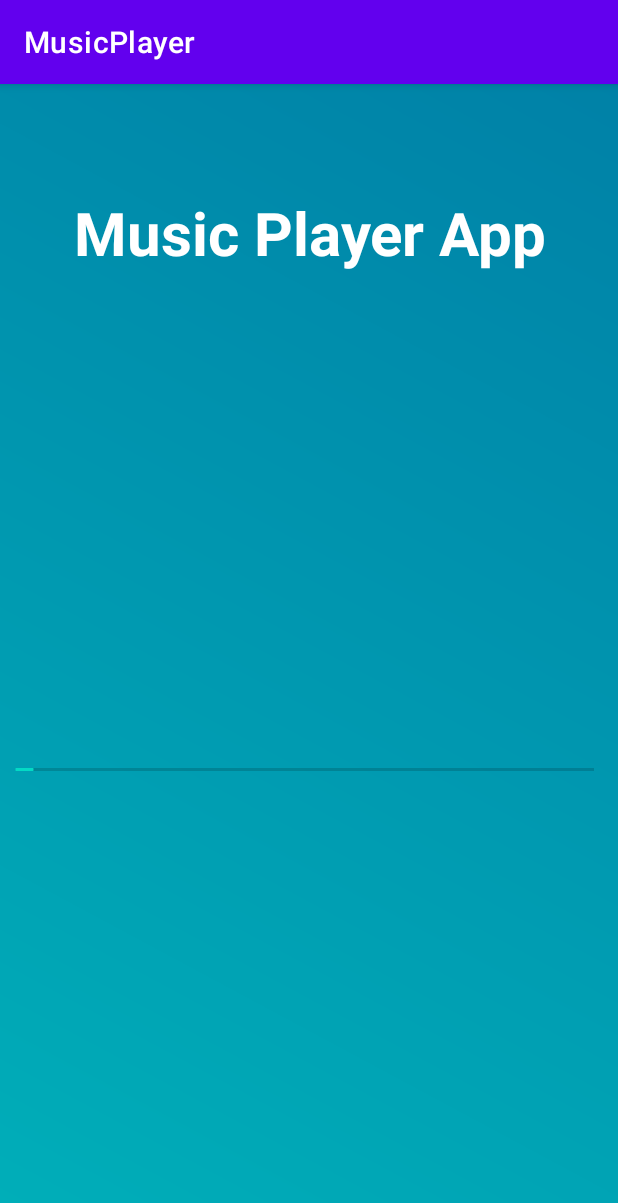
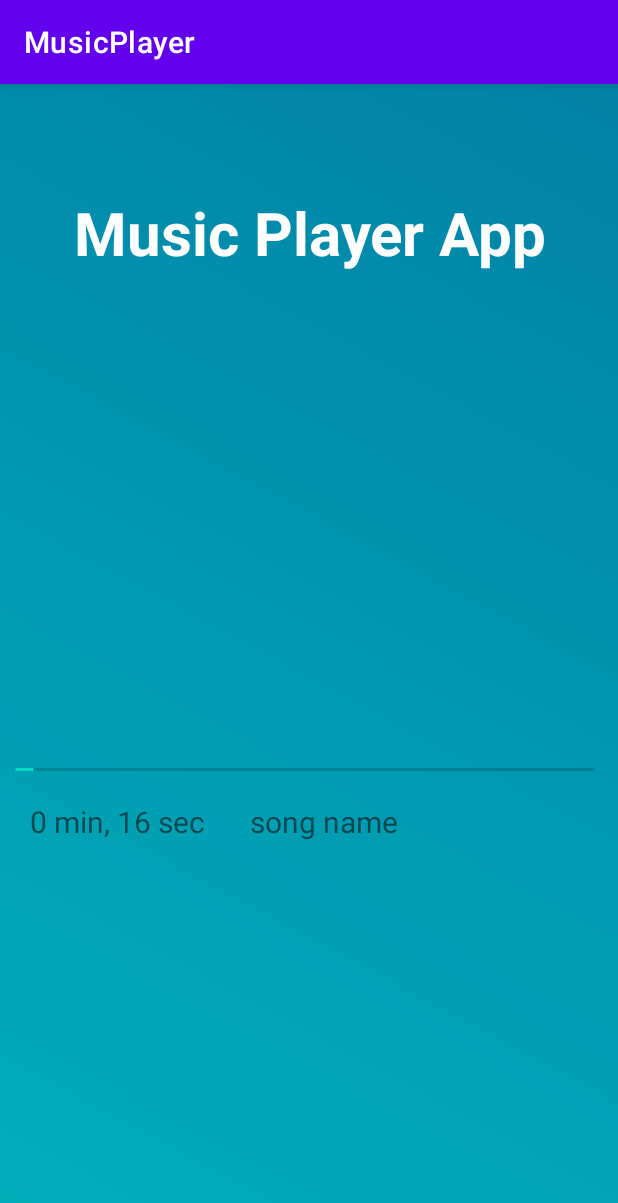
Before and after one commit to Aman7766/music-player-android, an Android app: the MainActivity screen opened directly, with no data from a screen before it, on a phone screen of 412 x 824 dp. Shown: the top 1203 px of the screen. Run offline under Robolectric (Android 15) with nearby library versions, the phone set to English and light mode, and no system bars.

Commit message:
textview Added

```diff
--- a/app/src/main/res/layout/activity_main.xml
+++ b/app/src/main/res/layout/activity_main.xml
@@ -42,6 +42,28 @@
         >
 
     </SeekBar>
+    <TextView
+        android:id="@+id/time"
+        android:layout_width="wrap_content"
+        android:layout_height="wrap_content"
+        android:text="0 min, 16 sec "
+        app:layout_constraintStart_toStartOf="parent"
+        app:layout_constraintTop_toBottomOf="@id/seekbar"
+        android:layout_marginTop="20dp"
+        android:textSize="20dp"
+        android:layout_marginStart="20dp">
+
+    </TextView>
+    <TextView
+        android:layout_width="wrap_content"
+        android:layout_height="wrap_content"
+        android:text="song name"
+        android:textSize="20dp"
+        app:layout_constraintStart_toStartOf="@id/time"
+        app:layout_constraintTop_toBottomOf="@id/seekbar"
+        android:layout_marginTop="20dp"
+        app:layout_constraintEnd_toEndOf="parent">
+    </TextView>
 
 
 </androidx.constraintlayout.widget.ConstraintLayout>
```
